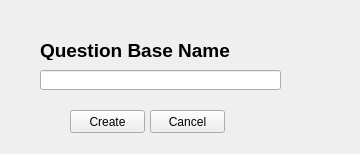
Before: the Qt Designer form ui/newQuestionBase.ui in DougallPercival/aceTheInterview, drawn with Qt 5.
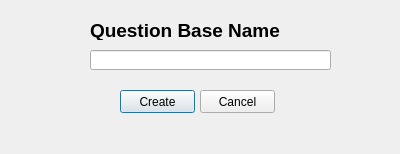
After: the same form once the commit is applied.

What changed in the file:
```diff
--- a/ui/newQuestionBase.ui
+++ b/ui/newQuestionBase.ui
@@ -1,33 +1,26 @@
 <?xml version="1.0" encoding="UTF-8"?>
 <ui version="4.0">
- <class>NewUser</class>
- <widget class="QWidget" name="NewUser">
+ <class>Dialog</class>
+ <widget class="QDialog" name="Dialog">
+  <property name="windowModality">
+   <enum>Qt::ApplicationModal</enum>
+  </property>
   <property name="geometry">
    <rect>
     <x>0</x>
     <y>0</y>
-    <width>360</width>
+    <width>400</width>
     <height>154</height>
    </rect>
   </property>
   <property name="windowTitle">
    <string>Form</string>
   </property>
-  <widget class="QLineEdit" name="lineEdit">
-   <property name="geometry">
-    <rect>
-     <x>40</x>
-     <y>70</y>
-     <width>241</width>
-     <height>20</height>
-    </rect>
-   </property>
-  </widget>
   <widget class="QLabel" name="label">
    <property name="geometry">
     <rect>
-     <x>40</x>
-     <y>40</y>
+     <x>90</x>
+     <y>20</y>
      <width>231</width>
      <height>20</height>
     </rect>
@@ -46,8 +39,8 @@
   <widget class="QPushButton" name="qb_create">
    <property name="geometry">
     <rect>
-     <x>70</x>
-     <y>110</y>
+     <x>120</x>
+     <y>90</y>
      <width>75</width>
      <height>23</height>
     </rect>
@@ -56,11 +49,21 @@
     <string>Create</string>
    </property>
   </widget>
+  <widget class="QLineEdit" name="qb_lineEdit">
+   <property name="geometry">
+    <rect>
+     <x>90</x>
+     <y>50</y>
+     <width>241</width>
+     <height>20</height>
+    </rect>
+   </property>
+  </widget>
   <widget class="QPushButton" name="qb_cancel">
    <property name="geometry">
     <rect>
-     <x>150</x>
-     <y>110</y>
+     <x>200</x>
+     <y>90</y>
      <width>75</width>
      <height>23</height>
     </rect>
```
Left out of the diff: 2 changed lines with no effect on the pictures.
